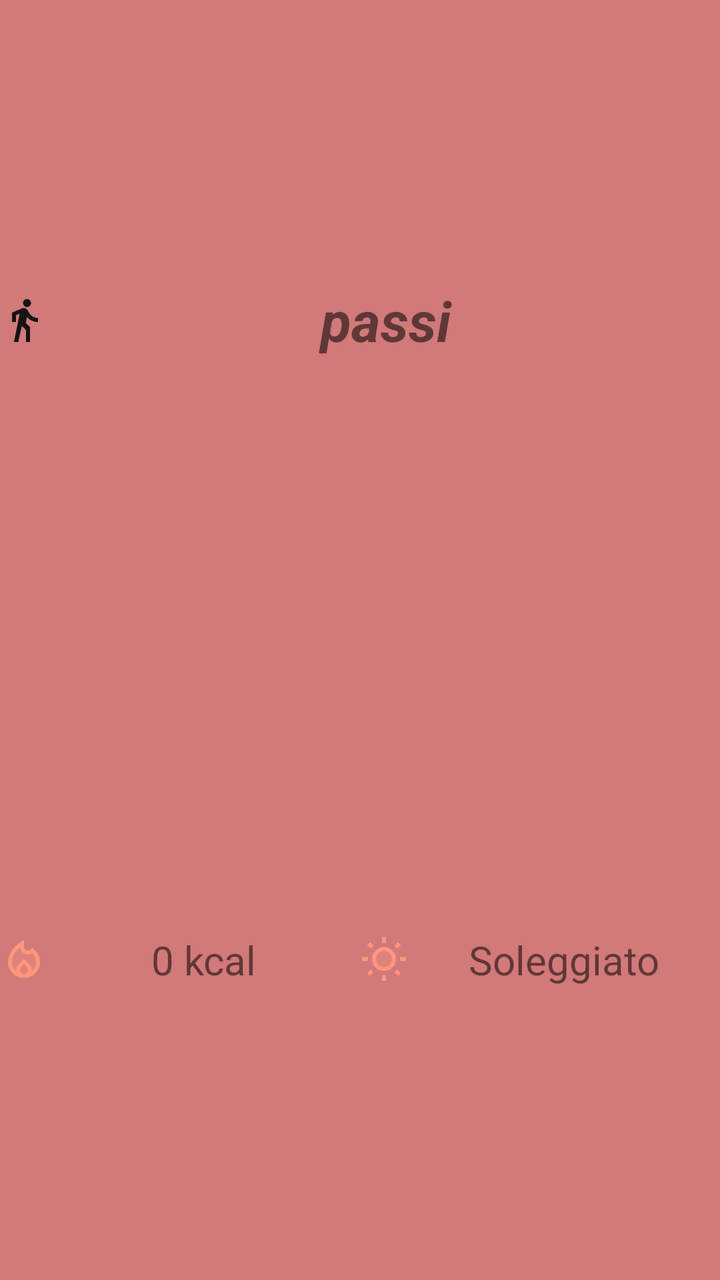
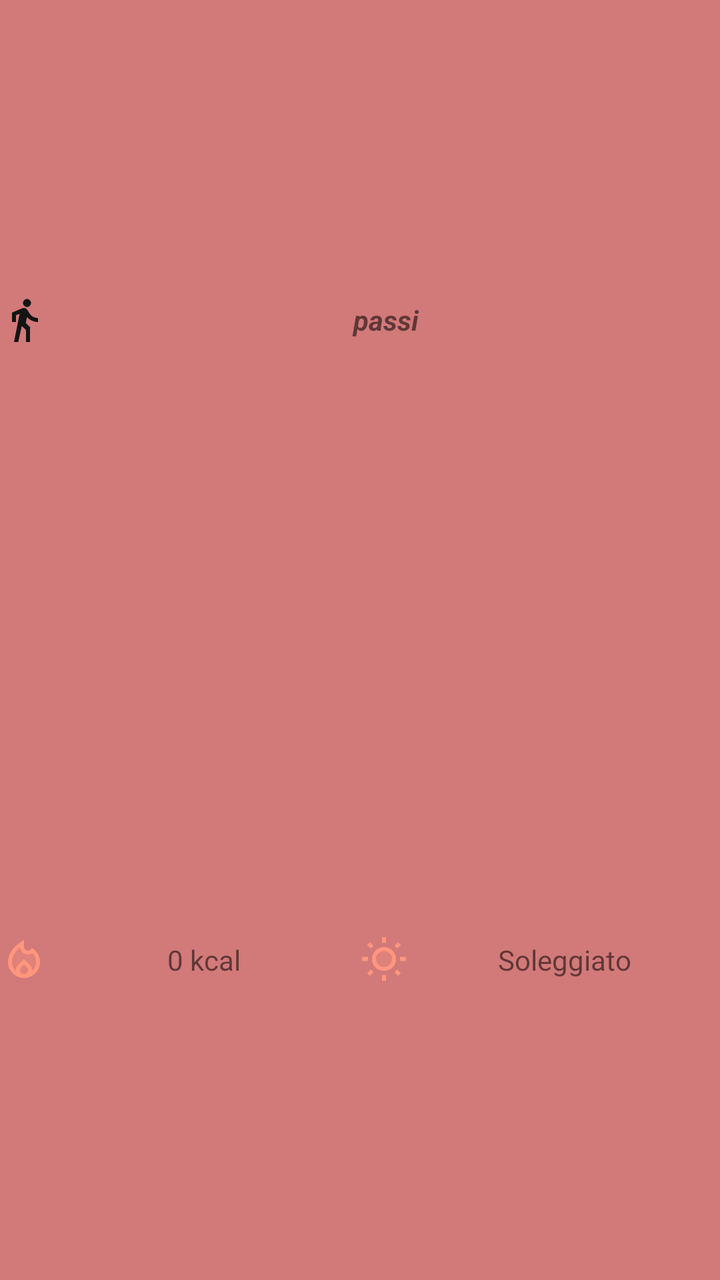

Compare the two renders of this Android layout. The source of the first and the diff that turns it into the second are given below.
<!-- AndroidManifest.xml: application theme Theme.Passi -->
<!-- res/layout/widget_layout_normal.xml -->
<?xml version="1.0" encoding="utf-8"?>
<LinearLayout xmlns:android="http://schemas.android.com/apk/res/android"
    android:layout_width="match_parent"
    android:layout_height="match_parent"
    android:orientation="vertical"
    android:background="@color/light_black">

    <TextView
        android:id="@+id/textView5"
        android:layout_width="match_parent"
        android:layout_height="0dp"
        android:layout_weight="1"
        android:drawableLeft="@drawable/walk_black"
        android:drawablePadding="2sp"
        android:gravity="center"
        android:text="@string/passi"
        android:textSize="28sp"
        android:textStyle="bold|italic"
        android:typeface="normal" />

    <LinearLayout
        android:layout_width="match_parent"
        android:layout_height="0dp"
        android:layout_weight="1"
        android:orientation="horizontal">

        <TextView
            android:id="@+id/textView6"
            android:layout_width="0dp"
            android:layout_height="match_parent"
            android:layout_weight="1"
            android:drawableLeft="@drawable/fire"
            android:text="@string/calorie"
            android:textSize="20sp"
            android:gravity="center"
            android:visibility="visible"
            android:layout_marginRight="-110dp" />

        <TextView
            android:id="@+id/textView7"
            android:layout_width="0dp"
            android:layout_height="match_parent"
            android:layout_weight="1"
            android:layout_marginStart="110dp"
            android:drawableLeft="@drawable/sunny"
            android:text="@string/meteoSole"
            android:typeface="normal"
            android:gravity="center"
            android:textSize="20sp" />

    </LinearLayout>


</LinearLayout>
<!-- resources referenced by this layout -->
<resources>
  <color name="light_black">#d27979</color>
  <!-- drawable sunny (drawable) -->
  <vector android:height="24sp" android:tint="#FF967D"
      android:viewportHeight="24" android:viewportWidth="24"
      android:width="24sp" xmlns:android="http://schemas.android.com/apk/res/android">
      <path android:fillAlpha="0.3"
          android:fillColor="@android:color/white"
          android:pathData="M12,7.5c-2.21,0 -4,1.79 -4,4s1.79,4 4,4 4,-1.79 4,-4 -1.79,-4 -4,-4z" android:strokeAlpha="0.3"/>
      <path android:fillColor="@android:color/white" android:pathData="M5.34,6.25l1.42,-1.41 -1.8,-1.79 -1.41,1.41zM1,10.5h3v2L1,12.5zM11,0.55h2L13,3.5h-2zM18.66,6.255l-1.41,-1.407 1.79,-1.79 1.406,1.41zM17.24,18.16l1.79,1.8 1.41,-1.41 -1.8,-1.79zM20,10.5h3v2h-3zM12,5.5c-3.31,0 -6,2.69 -6,6s2.69,6 6,6 6,-2.69 6,-6 -2.69,-6 -6,-6zM12,15.5c-2.21,0 -4,-1.79 -4,-4s1.79,-4 4,-4 4,1.79 4,4 -1.79,4 -4,4zM11,19.5h2v2.95h-2zM3.55,18.54l1.41,1.41 1.79,-1.8 -1.41,-1.41z"/>
  </vector>
  <!-- drawable walk_black (drawable) -->
  <vector android:autoMirrored="true" android:height="24dp"
      android:tint="#151414" android:viewportHeight="24"
      android:viewportWidth="24" android:width="24dp" xmlns:android="http://schemas.android.com/apk/res/android">
      <path android:fillColor="@android:color/white" android:pathData="M13.5,5.5c1.1,0 2,-0.9 2,-2s-0.9,-2 -2,-2 -2,0.9 -2,2 0.9,2 2,2zM9.8,8.9L7,23h2.1l1.8,-8 2.1,2v6h2v-7.5l-2.1,-2 0.6,-3C14.8,12 16.8,13 19,13v-2c-1.9,0 -3.5,-1 -4.3,-2.4l-1,-1.6c-0.4,-0.6 -1,-1 -1.7,-1 -0.3,0 -0.5,0.1 -0.8,0.1L6,8.3V13h2V9.6l1.8,-0.7"/>
  </vector>
  <string name="calorie">0 kcal</string>
  <string name="meteoSole">Soleggiato</string>
  <string name="passi">passi</string>
  <style name="Theme.Passi" parent="Theme.MaterialComponents.DayNight.DarkActionBar">
          
          <item name="colorPrimary">@color/orange_500</item>
          <item name="colorPrimaryVariant">@color/orange_700</item>
          <item name="colorOnPrimary">@color/white</item>
          
          <item name="colorSecondary">@color/grey_300</item>
          <item name="colorSecondaryVariant">@color/grey_100</item>
          <item name="colorOnSecondary">@color/black</item>
          
          <item name="android:statusBarColor">?attr/colorPrimaryVariant</item>
          
      </style>
  <color name="orange_500">#FFFF7724</color>
  <color name="orange_700">#FFE64E1B</color>
  <color name="white">#FFFFFFFF</color>
  <color name="grey_300">#FFE5E5E5</color>
  <color name="grey_100">#FFF6F6F6</color>
  <color name="black">#FF111111</color>
  <!-- unchanged entries left out for length: 1 -->
</resources>

<!-- the commit's change to res/layout/widget_layout_normal.xml (unified diff, before → after) -->
@@ -11,10 +11,10 @@
         android:layout_height="0dp"
         android:layout_weight="1"
         android:drawableLeft="@drawable/walk_black"
-        android:drawablePadding="2sp"
+        android:drawablePadding="2dp"
         android:gravity="center"
         android:text="@string/passi"
-        android:textSize="28sp"
+        android:textSize="@dimen/text_size_widget_headline"
         android:textStyle="bold|italic"
         android:typeface="normal" />
 
@@ -31,7 +31,7 @@
             android:layout_weight="1"
             android:drawableLeft="@drawable/fire"
             android:text="@string/calorie"
-            android:textSize="20sp"
+            android:textSize="@dimen/text_size_subtitle"
             android:gravity="center"
             android:visibility="visible"
             android:layout_marginRight="-110dp" />
@@ -46,7 +46,7 @@
             android:text="@string/meteoSole"
             android:typeface="normal"
             android:gravity="center"
-            android:textSize="20sp" />
+            android:textSize="@dimen/text_size_subtitle" />
 
     </LinearLayout>
 
